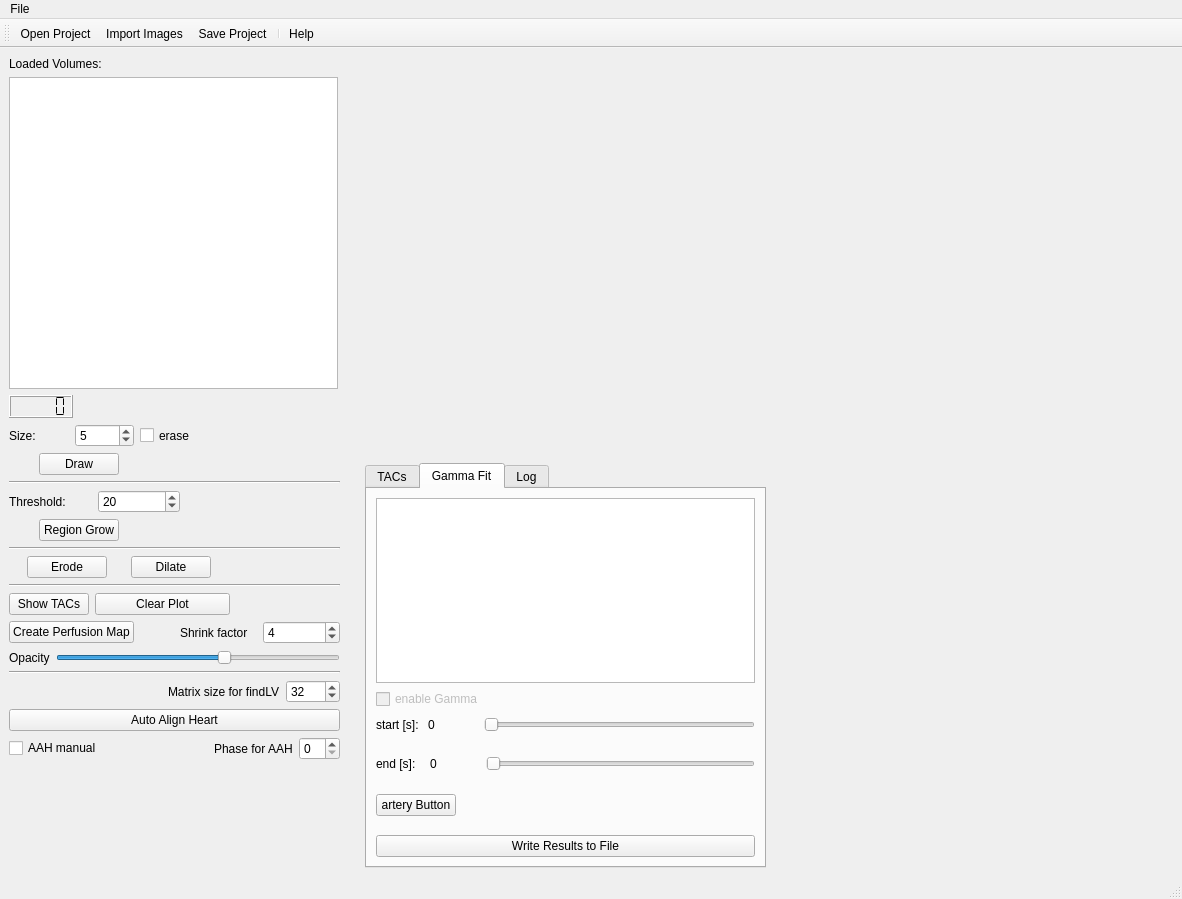
Old version of the form main/KardioPerfusion.ui in the repository CardiacImagingCharite/CardiacPerfusion.
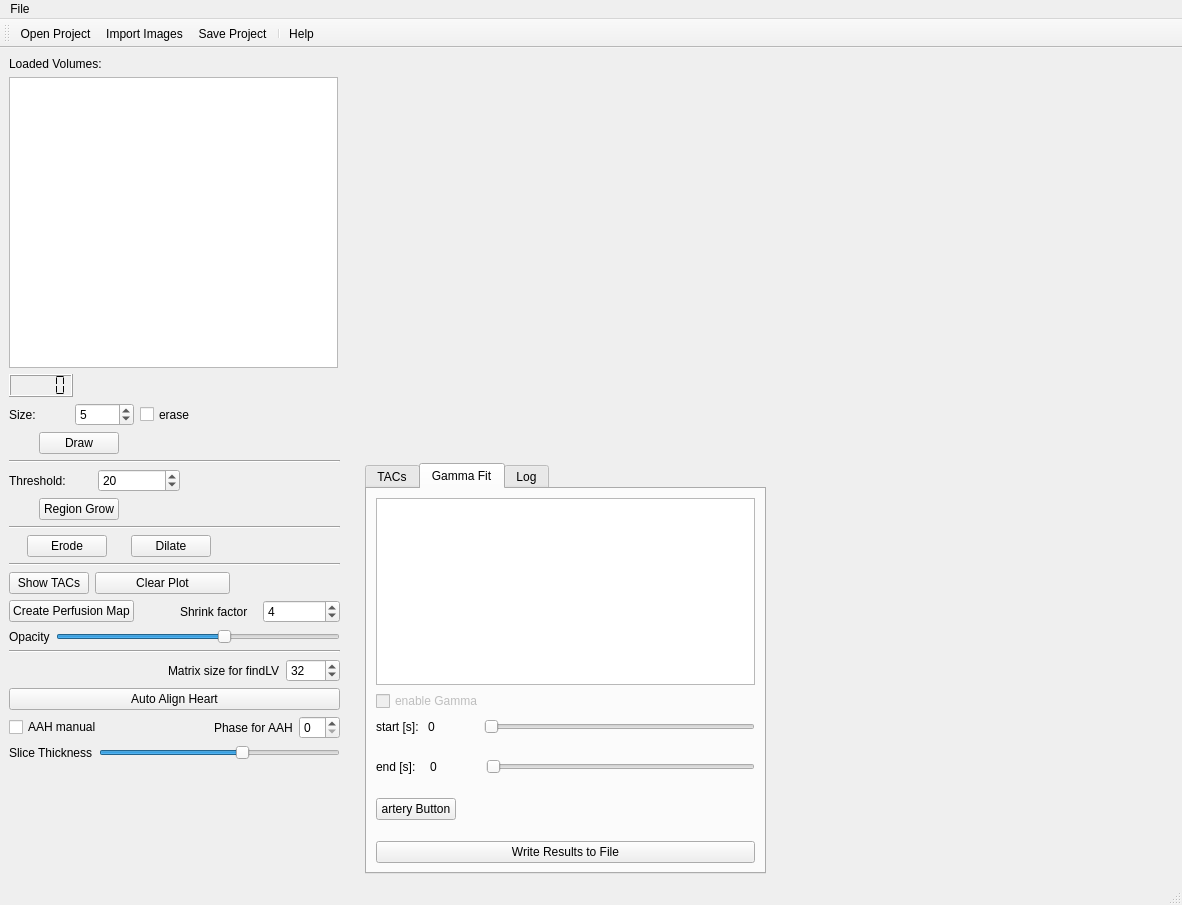
New version of the form. Icons and pictures are not drawn. Custom widgets are drawn as their Qt base class.

Commit message: added slice thickness slider, added slab number of Slices

The edit to the form file:
```diff
--- a/main/KardioPerfusion.ui
+++ b/main/KardioPerfusion.ui
@@ -7,7 +7,7 @@
     <x>0</x>
     <y>0</y>
     <width>1182</width>
-    <height>899</height>
+    <height>905</height>
    </rect>
   </property>
   <property name="windowTitle">
@@ -42,7 +42,7 @@
          <height>903</height>
         </rect>
        </property>
-       <layout class="QVBoxLayout" name="verticalLayout_6" stretch="0,0,0,0,0,0">
+       <layout class="QVBoxLayout" name="verticalLayout_6" stretch="0,0,0,0,0,0,0">
         <property name="sizeConstraint">
          <enum>QLayout::SetMaximumSize</enum>
         </property>
@@ -661,6 +661,36 @@
           </item>
          </layout>
         </item>
+        <item>
+         <layout class="QHBoxLayout" name="horizontalLayout_27">
+          <item>
+           <widget class="QLabel" name="label_15">
+            <property name="text">
+             <string>Slice Thickness</string>
+            </property>
+           </widget>
+          </item>
+          <item>
+           <widget class="QSlider" name="slider_Thickness_3">
+            <property name="maximum">
+             <number>10</number>
+            </property>
+            <property name="singleStep">
+             <number>1</number>
+            </property>
+            <property name="pageStep">
+             <number>1</number>
+            </property>
+            <property name="value">
+             <number>6</number>
+            </property>
+            <property name="orientation">
+             <enum>Qt::Horizontal</enum>
+            </property>
+           </widget>
+          </item>
+         </layout>
+        </item>
         <item>
          <spacer name="verticalSpacer">
           <property name="orientation">
```
The commit also changes 2 other files.
